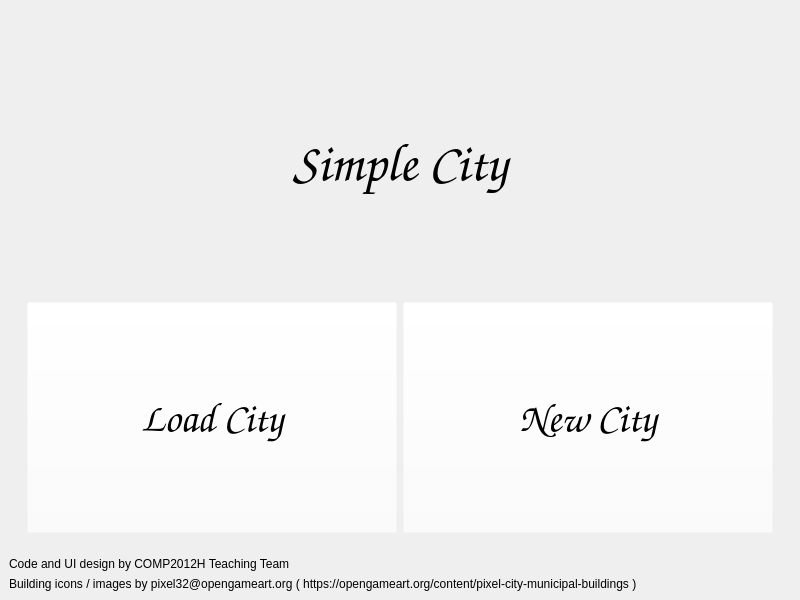
Old version of the form PAs/PA4/menuwindow.ui in the repository CHENGEZ/COMP2012H.
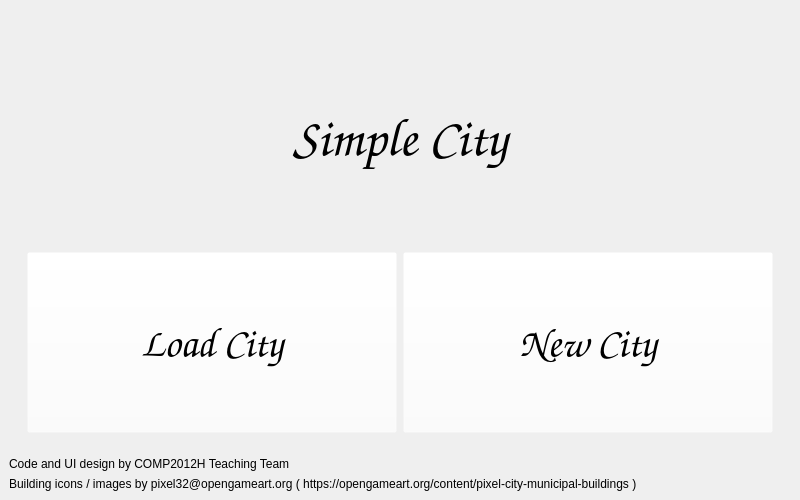
New version of the form. Icons and pictures are not drawn.

Diff of the .ui file:
```diff
--- a/PAs/PA4/menuwindow.ui
+++ b/PAs/PA4/menuwindow.ui
@@ -7,7 +7,7 @@
     <x>0</x>
     <y>0</y>
     <width>800</width>
-    <height>600</height>
+    <height>500</height>
    </rect>
   </property>
   <property name="windowTitle">
```
